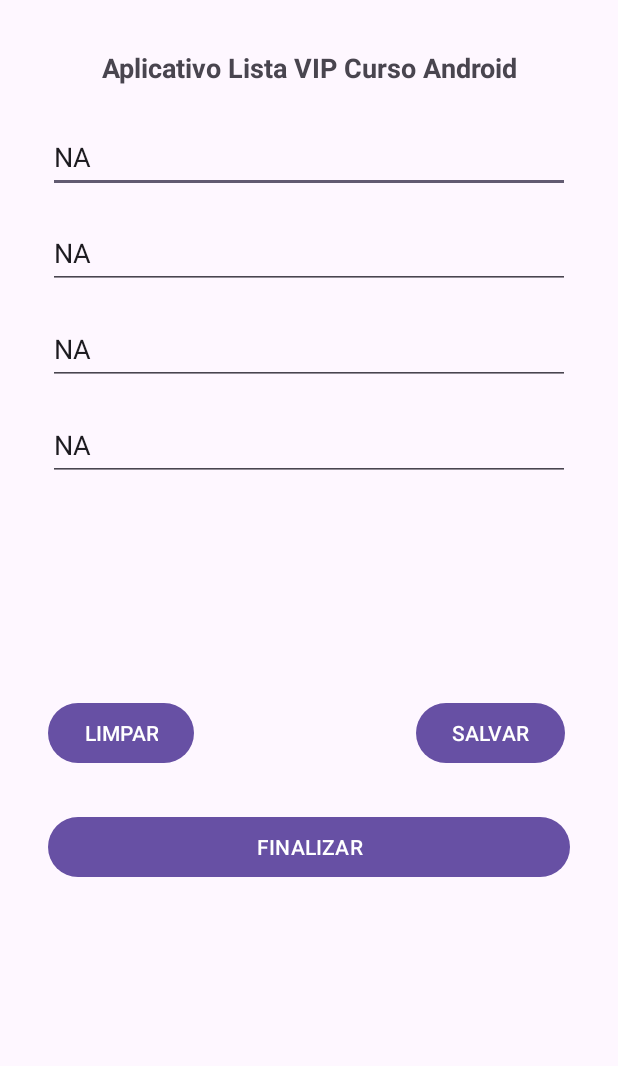
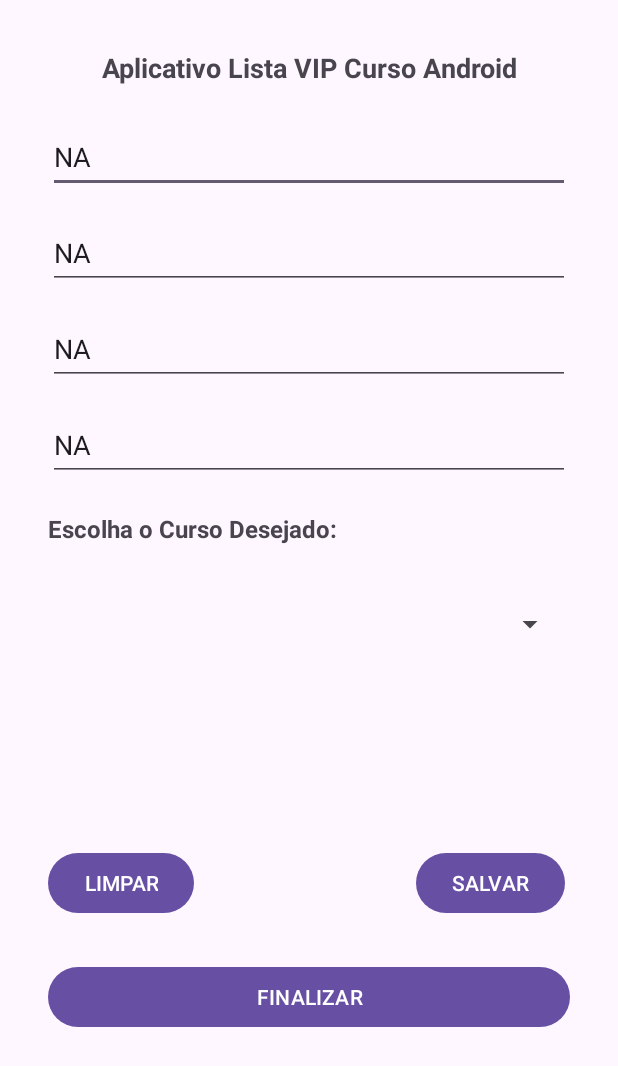
Before and after one commit to Marcio44/AppsAndroid2023, an Android app: the screen it shows after launch (MainActivity), on a phone screen of 412 x 824 dp. Shown: the top 1066 px of the screen. Run offline under Robolectric (Android 15) with nearby library versions, the phone set to English and light mode, and no system bars.

Commit message:
Refatorar o layout activity_main com a inserção de um spinner.

```diff
--- a/AppListaCurso/app/src/main/res/layout/activity_main.xml
+++ b/AppListaCurso/app/src/main/res/layout/activity_main.xml
@@ -71,7 +71,7 @@
         android:layout_width="match_parent"
         android:layout_height="wrap_content"
         android:layout_margin="16dp"
-        android:layout_marginTop="60dp"
+        android:layout_marginTop="128dp"
         android:autofillHints=""
         android:ems="10"
         android:hint="@string/txt_telefone_contato"
@@ -81,6 +81,35 @@
         app:layout_constraintEnd_toEndOf="parent"
         app:layout_constraintStart_toStartOf="parent"
         app:layout_constraintTop_toBottomOf="@+id/editNomeCurso" />
+
+    <TextView
+        android:id="@+id/textListaSpinner"
+        android:layout_width="195dp"
+        android:layout_height="26dp"
+        android:layout_marginStart="16dp"
+        android:layout_marginEnd="16dp"
+        android:text="@string/textEscolha"
+        android:textAlignment="viewStart"
+        android:textSize="16sp"
+        android:textStyle="bold"
+        app:layout_constraintBottom_toTopOf="@+id/btnLimpar"
+        app:layout_constraintEnd_toEndOf="parent"
+        app:layout_constraintHorizontal_bias="0.0"
+        app:layout_constraintStart_toStartOf="parent"
+        app:layout_constraintTop_toBottomOf="@+id/editTelefoneContato"
+        app:layout_constraintVertical_bias="0.096" />
+
+    <Spinner
+        android:id="@+id/spinner"
+        android:layout_width="345dp"
+        android:layout_height="48dp"
+        android:layout_marginStart="16dp"
+        app:layout_constraintBottom_toTopOf="@+id/btnFinalizar"
+        app:layout_constraintEnd_toEndOf="parent"
+        app:layout_constraintHorizontal_bias="0.0"
+        app:layout_constraintStart_toStartOf="parent"
+        app:layout_constraintTop_toBottomOf="@+id/textListaSpinner"
+        app:layout_constraintVertical_bias="0.11" />
 
     <Button
         android:id="@+id/btnLimpar"
@@ -113,7 +142,11 @@
         android:text="@string/btn_finalizar"
         app:layout_constraintBottom_toBottomOf="parent"
         app:layout_constraintEnd_toEndOf="parent"
+        app:layout_constraintHorizontal_bias="0.0"
         app:layout_constraintStart_toStartOf="parent"
-        app:layout_constraintTop_toBottomOf="@+id/editTelefoneContato" />
+        app:layout_constraintTop_toBottomOf="@+id/editTelefoneContato"
+        app:layout_constraintVertical_bias="0.729" />
+
+
 
 </androidx.constraintlayout.widget.ConstraintLayout>
--- a/AppListaCurso/app/src/main/res/values/strings.xml
+++ b/AppListaCurso/app/src/main/res/values/strings.xml
@@ -8,5 +8,6 @@
     <string name="btn_finalizar">FINALIZAR</string>
     <string name="txt_nome_do_curso">Nome do Curso Desejado</string>
     <string name="txt_telefone_contato">Telefone de Contato</string>
+    <string name="textEscolha">Escolha o Curso Desejado:</string>
 
 </resources>
```
